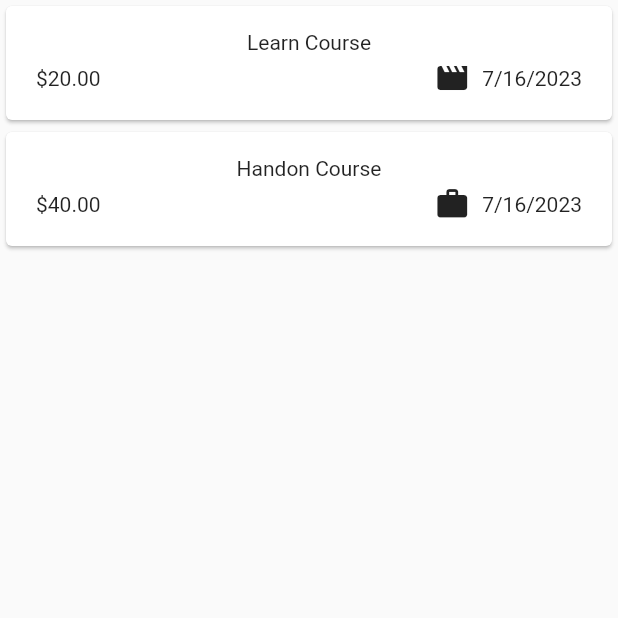
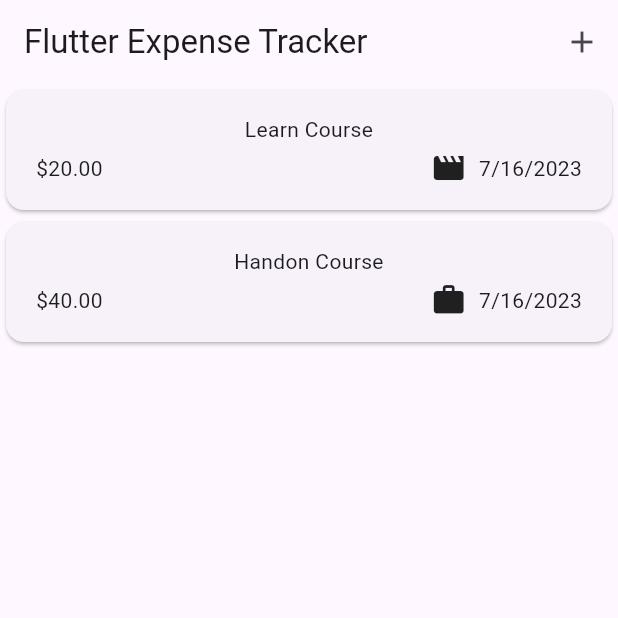
Before and after one commit to congltk1234/LearnFlutter, a Flutter app: the screen it shows after launch, on a phone screen of 412 x 824 dp, the top half of it. Run offline on Flutter 3.47's test engine with Material 2 defaults, Android fonts, the phone set to English and light mode, and no system bars; our stand-ins replace google_fonts.

Commit message:
Add App Bar & change theme

```diff
--- a/expense_tracker/lib/main.dart
+++ b/expense_tracker/lib/main.dart
@@ -3,8 +3,9 @@ import 'package:flutter/material.dart';
 
 void main() {
   runApp(
-    const MaterialApp(
-      home: Expenses(),
+    MaterialApp(
+      theme: ThemeData(useMaterial3: true),
+      home: const Expenses(),
     ),
   );
 }
--- a/expense_tracker/lib/widgets/expenses.dart
+++ b/expense_tracker/lib/widgets/expenses.dart
@@ -17,6 +17,15 @@ class _ExpensesState extends State<Expenses> {
   @override
   Widget build(BuildContext context) {
     return Scaffold(
+      appBar: AppBar(
+        title: const Text('Flutter Expense Tracker'),
+        actions: [
+          IconButton(
+            onPressed: () {},
+            icon: const Icon(Icons.add),
+          )
+        ],
+      ),
       body: Column(
         children: [
           Expanded(child: ExpensesList(expenses: registeredExpenses)),
```
